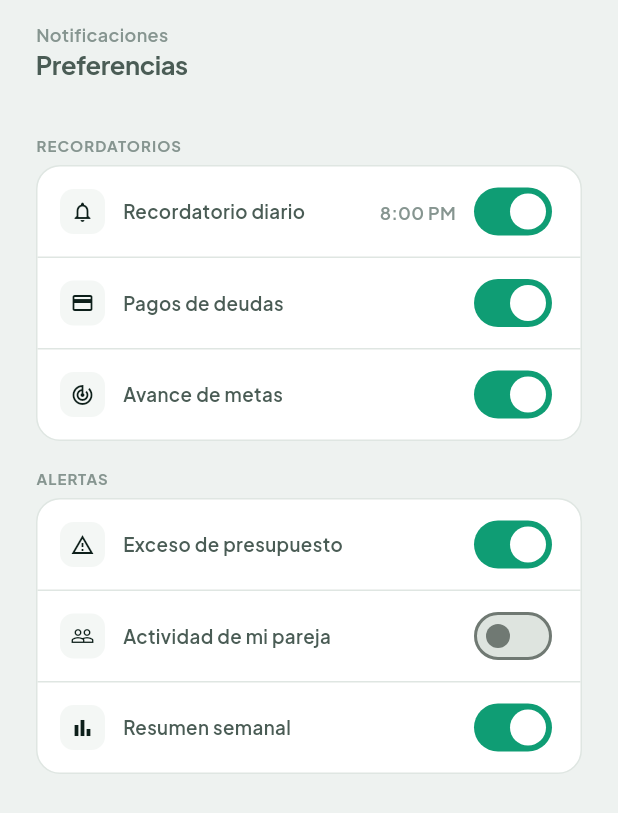
After one commit to DiegoHCH/finan2, a Flutter app: the NotificationPreferencesScreen screen opened directly, on a phone screen of 412 x 824 dp. The commit adds this screen. Shown: the top 813 px of the screen. Run offline on Flutter 3.47's test engine with Material 3 defaults, Android fonts, the phone set to English and light mode, and no system bars; our stand-ins replace cloud_firestore, firebase_auth, firebase_core, flutter_local_notifications, flutter_riverpod, flutter_timezone and 3 more; accounts and stored records are empty.

Commit message:
feat(notifications): add notification preferences screen and settings entry
NotificationPrefs (daily reminder + time, debt/goal/budget/partner
alerts, weekly summary) persists on-device via shared_preferences.
Toggling the daily reminder or weekly summary immediately (re)schedules
or cancels the underlying local notification. Reached from a new
"Notificaciones" row in Ajustes. NotificationService now also
initializes at app startup in main.dart.

```diff
--- /dev/null
+++ b/lib/features/notification_prefs/presentation/screens/notification_preferences_screen.dart
@@ -0,0 +1,178 @@
+import 'package:flutter/material.dart';
+import 'package:flutter_riverpod/flutter_riverpod.dart';
+
+import '../../../../core/theme/app_theme.dart';
+import '../../../../core/widgets/finan2_app_top.dart';
+import '../../../../core/widgets/finan2_list_row.dart';
+import '../viewmodels/notification_prefs_providers.dart';
+
+class NotificationPreferencesScreen extends ConsumerWidget {
+  const NotificationPreferencesScreen({super.key});
+
+  @override
+  Widget build(BuildContext context, WidgetRef ref) {
+    final colors = Theme.of(context).extension<Finan2Colors>()!;
+    final prefsAsync = ref.watch(notificationPrefsControllerProvider);
+    final notifier = ref.read(notificationPrefsControllerProvider.notifier);
+
+    return Scaffold(
+      body: SafeArea(
+        child: Column(
+          children: [
+            const Finan2AppTop(label: 'Notificaciones', title: 'Preferencias'),
+            Expanded(
+              child: prefsAsync.when(
+                loading: () => const Center(child: CircularProgressIndicator()),
+                error: (error, _) => Center(child: Text('$error')),
+                data: (prefs) => ListView(
+                  padding: const EdgeInsets.all(Finan2Space.xl),
+                  children: [
+                    Padding(
+                      padding: const EdgeInsets.only(bottom: 6),
+                      child: Text(
+                        'RECORDATORIOS',
+                        style: TextStyle(
+                          fontSize: 10,
+                          fontWeight: FontWeight.w700,
+                          letterSpacing: 0.7,
+                          color: colors.inkFaint,
+                        ),
+                      ),
+                    ),
+                    Finan2ListCard(
+                      children: [
+                        _ToggleRow(
+                          icon: Icons.notifications_outlined,
+                          label: 'Recordatorio diario',
+                          value: prefs.dailyReminder,
+                          onChanged: (v) => notifier.updatePrefs((c) => c.copyWith(dailyReminder: v)),
+                          trailing: GestureDetector(
+                            onTap: () async {
+                              final picked = await showTimePicker(
+                                context: context,
+                                initialTime: prefs.dailyReminderTime,
+                              );
+                              if (picked != null) {
+                                await notifier.updatePrefs(
+                                  (c) => c.copyWith(dailyReminderTime: picked),
+                                );
+                              }
+                            },
+                            child: Text(
+                              prefs.dailyReminderTime.format(context),
+                              style: TextStyle(
+                                fontSize: 12,
+                                fontWeight: FontWeight.w600,
+                                color: colors.inkFaint,
+                              ),
+                            ),
+                          ),
+                        ),
+                        _ToggleRow(
+                          icon: Icons.credit_card_outlined,
+                          label: 'Pagos de deudas',
+                          value: prefs.debtPayments,
+                          onChanged: (v) => notifier.updatePrefs((c) => c.copyWith(debtPayments: v)),
+                        ),
+                        _ToggleRow(
+                          icon: Icons.track_changes_outlined,
+                          label: 'Avance de metas',
+                          value: prefs.goalProgress,
+                          onChanged: (v) => notifier.updatePrefs((c) => c.copyWith(goalProgress: v)),
+                        ),
+                      ],
+                    ),
+                    const SizedBox(height: Finan2Space.lg),
+                    Padding(
+                      padding: const EdgeInsets.only(bottom: 6),
+                      child: Text(
+                        'ALERTAS',
+                        style: TextStyle(
+                          fontSize: 10,
+                          fontWeight: FontWeight.w700,
+                          letterSpacing: 0.7,
+                          color: colors.inkFaint,
+                        ),
+                      ),
+                    ),
+                    Finan2ListCard(
+                      children: [
+                        _ToggleRow(
+                          icon: Icons.warning_amber_outlined,
+                          label: 'Exceso de presupuesto',
+                          value: prefs.budgetExceeded,
+                          onChanged: (v) =>
+                              notifier.updatePrefs((c) => c.copyWith(budgetExceeded: v)),
+                        ),
+                        _ToggleRow(
+                          icon: Icons.people_outline,
+                          label: 'Actividad de mi pareja',
+                          value: prefs.partnerActivity,
+                          onChanged: (v) =>
+                              notifier.updatePrefs((c) => c.copyWith(partnerActivity: v)),
+                        ),
+                        _ToggleRow(
+                          icon: Icons.bar_chart_outlined,
+                          label: 'Resumen semanal',
+                          value: prefs.weeklySummary,
+                          onChanged: (v) => notifier.updatePrefs((c) => c.copyWith(weeklySummary: v)),
+                        ),
+                      ],
+                    ),
+                  ],
+                ),
+              ),
+            ),
+          ],
+        ),
+      ),
+    );
+  }
+}
+
+class _ToggleRow extends StatelessWidget {
+  const _ToggleRow({
+    required this.icon,
+    required this.label,
+    required this.value,
+    required this.onChanged,
+    this.trailing,
+  });
+
+  final IconData icon;
+  final String label;
+  final bool value;
+  final ValueChanged<bool> onChanged;
+  final Widget? trailing;
+
+  @override
+  Widget build(BuildContext context) {
+    final colors = Theme.of(context).extension<Finan2Colors>()!;
+    return Padding(
+      padding: const EdgeInsets.symmetric(horizontal: 15, vertical: 6),
+      child: Row(
+        children: [
+          Container(
+            width: 30,
+            height: 30,
+            decoration: BoxDecoration(
+              color: colors.surfaceAlt,
+              borderRadius: BorderRadius.circular(9),
+            ),
+            alignment: Alignment.center,
+            child: Icon(icon, size: 16, color: colors.ink),
+          ),
+          const SizedBox(width: 12),
+          Expanded(
+            child: Text(
+              label,
+              style: const TextStyle(fontSize: 12.5, fontWeight: FontWeight.w600),
+            ),
+          ),
+          if (trailing != null) ...[trailing!, const SizedBox(width: 8)],
+          Switch(value: value, onChanged: onChanged),
+        ],
+      ),
+    );
+  }
+}
--- a/lib/main.dart
+++ b/lib/main.dart
@@ -3,6 +3,7 @@ import 'package:flutter/material.dart';
 import 'package:flutter_riverpod/flutter_riverpod.dart';
 import 'package:intl/date_symbol_data_local.dart';
 
+import 'core/notifications/notification_service.dart';
 import 'core/theme/app_theme.dart';
 import 'core/widgets/auth_gate.dart';
 import 'firebase_options.dart';
@@ -11,6 +12,7 @@ void main() async {
   WidgetsFlutterBinding.ensureInitialized();
   await Firebase.initializeApp(options: DefaultFirebaseOptions.currentPlatform);
   await initializeDateFormatting('es');
+  await NotificationService().initialize();
   runApp(const ProviderScope(child: MainApp()));
 }
 
```
Also changed, not shown: lib/core/notifications/notification_providers.dart (added, +7 -0 lines), lib/features/notification_prefs/data/notification_prefs_repository.dart (added, +47 -0 lines), lib/features/notification_prefs/presentation/viewmodels/notification_prefs_providers.dart (added, +49 -0 lines), lib/features/settings/presentation/screens/settings_screen.dart (+10 -0 lines).
